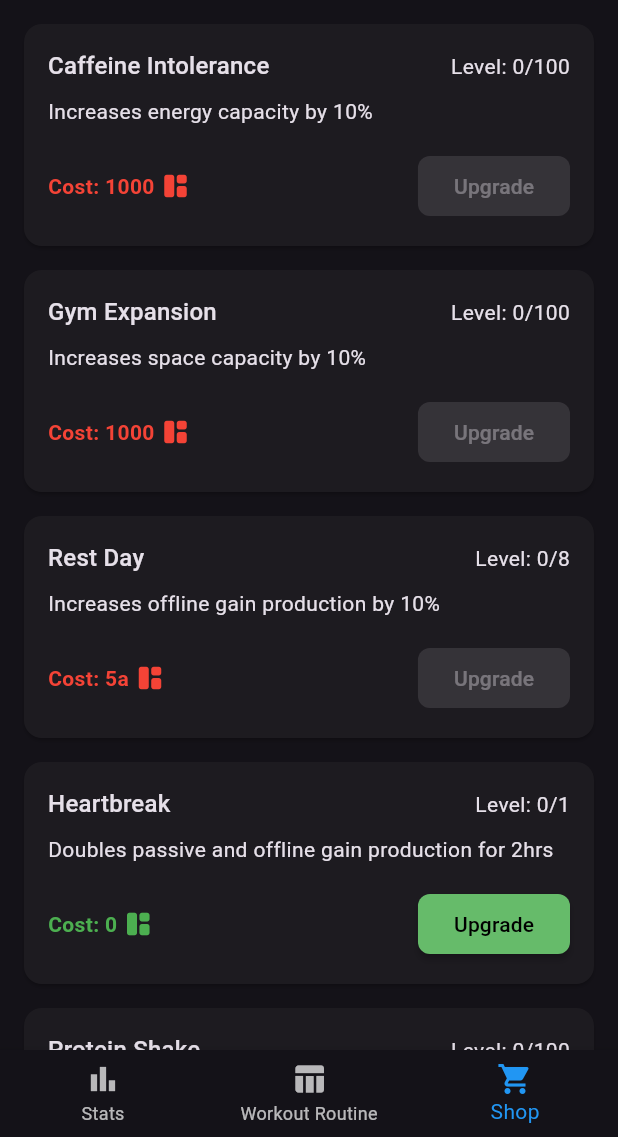
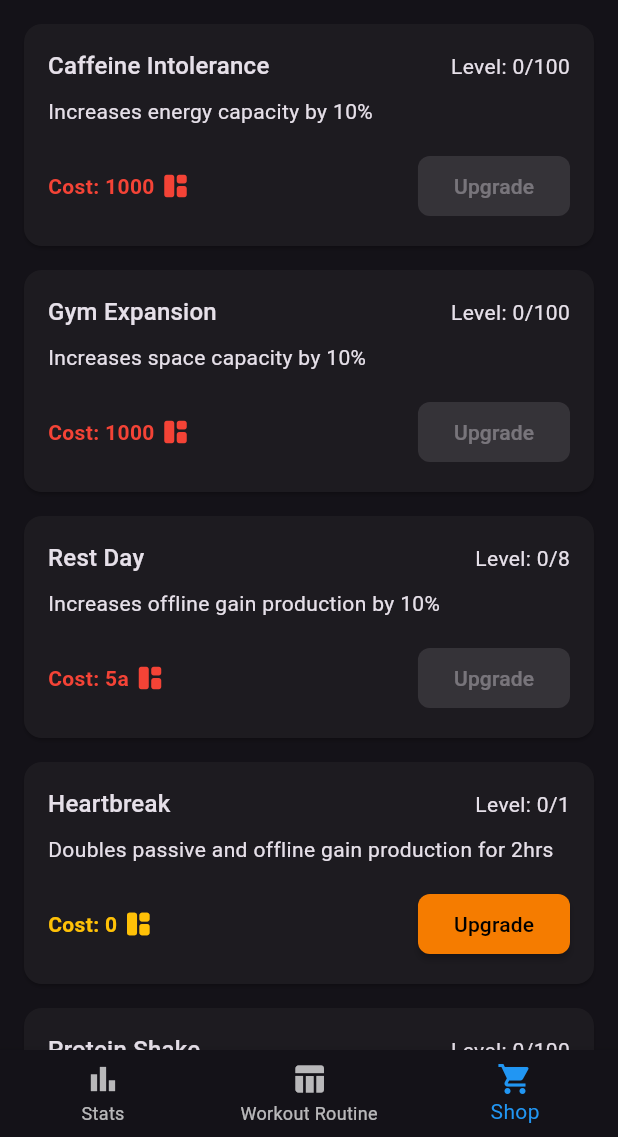
Before and after one commit to enzosv/idlefit-flutter, a Flutter app: the screen it shows after launch, item 3 of the bottom bar chosen, on a phone screen of 412 x 824 dp, the part 99-1236 px from its top. Run offline on Flutter 3.47's test engine with Material 3 defaults, Android fonts, the phone set to English and light mode, and no system bars; our stand-ins replace objectbox, shared_preferences; missing offline and left inert: flame, health; generated files the repository leaves out were written again.

Commit message:
adjust card color

```diff
--- a/lib/widgets/card_button.dart
+++ b/lib/widgets/card_button.dart
@@ -29,7 +29,7 @@ class CardButton extends StatelessWidget {
     return ElevatedButton(
       onPressed: onPressed,
       style: ElevatedButton.styleFrom(
-        backgroundColor: backgroundColor ?? Colors.green.shade400,
+        backgroundColor: backgroundColor ?? Colors.orange.shade700,
         foregroundColor: textColor ?? Colors.black,
         elevation: 2,
         // padding: const EdgeInsets.symmetric(horizontal: 24, vertical: 12),
--- a/lib/widgets/common_card.dart
+++ b/lib/widgets/common_card.dart
@@ -36,6 +36,7 @@ class CommonCard extends StatelessWidget {
 
   @override
   Widget build(BuildContext context) {
+    final color = affordable ? Colors.amber : Colors.red;
     return Card(
       margin: margin,
       child: InkWell(
@@ -68,16 +69,12 @@ class CommonCard extends StatelessWidget {
                           "Cost: ${toLettersNotation(cost!)}",
                           style: TextStyle(
                             fontWeight: FontWeight.bold,
-                            color: affordable ? Colors.green : Colors.red,
+                            color: color,
                           ),
                         ),
                         if (costIcon != null) ...[
                           const SizedBox(width: 4),
-                          Icon(
-                            costIcon!,
-                            color: affordable ? Colors.green : Colors.red,
-                            size: 20,
-                          ),
+                          Icon(costIcon!, color: color, size: 20),
                         ],
                       ],
                     ),
```
